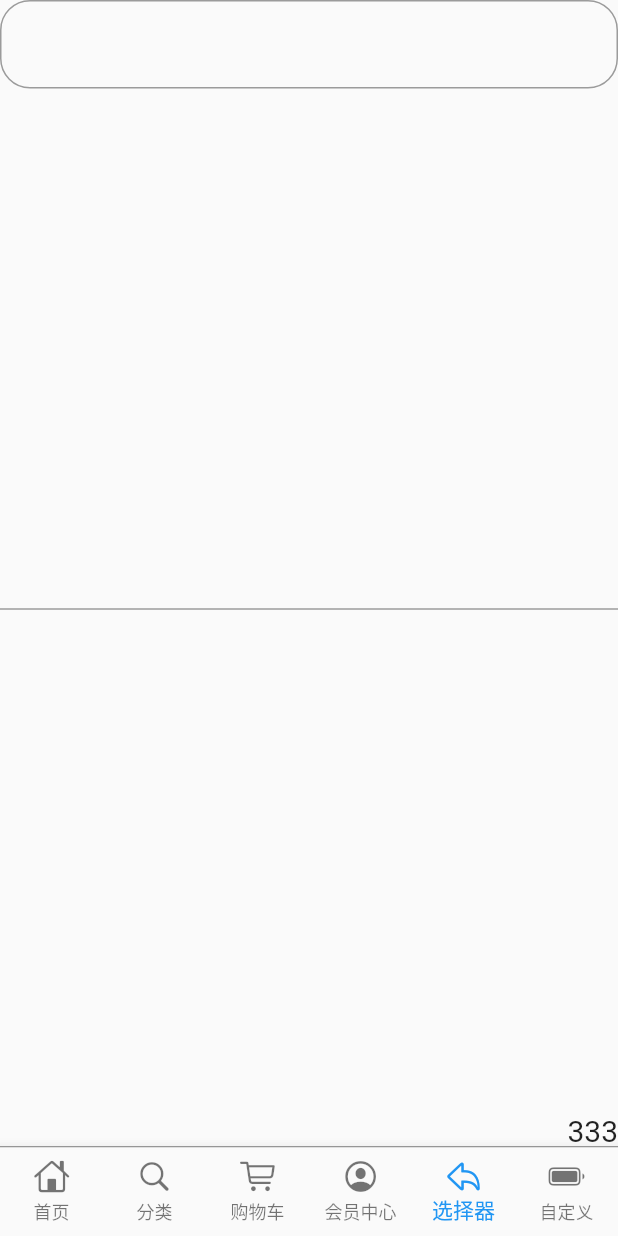
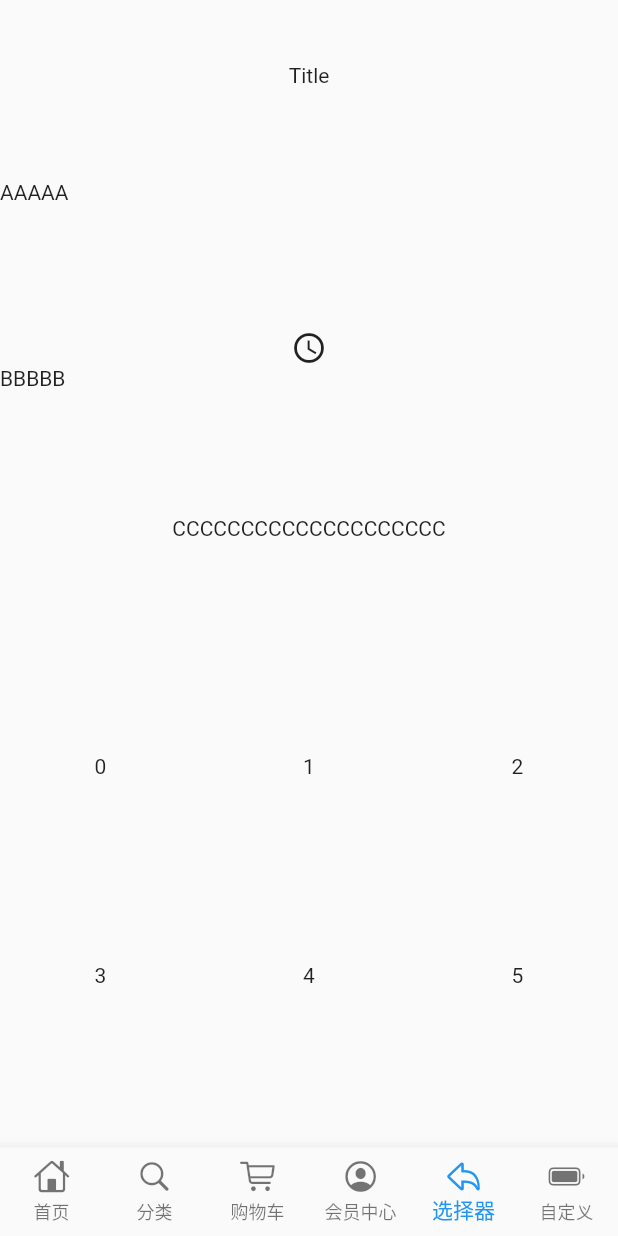
Before and after one commit to zb666/flutter_duanwu, a Flutter app: the screen it shows after launch, item 5 of the bottom bar chosen, on a phone screen of 412 x 824 dp. Run offline on Flutter 3.47's test engine with Material 2 defaults, Android fonts, the phone set to English and light mode, and no system bars; our stand-ins replace dio, flutter_bloc, flutter_easyrefresh, flutter_screenutil, flutter_svg, flutter_swiper and 1 more; missing offline and left inert: dart:html; network calls fail; statements that could not run were skipped.

Commit message:
异步编程

```diff
--- /dev/null
+++ b/lib/isolate_async.dart
@@ -0,0 +1,31 @@
+
+
+import 'dart:async';
+import 'dart:isolate';
+
+import 'package:flutter/foundation.dart';
+
+void main() async{
+
+  print('start ${DateTime.now()}');
+
+
+  var ss = await result;
+
+  print('then $ss ${DateTime.now()}');
+
+  await compute(test,10);
+
+  print('result ${DateTime.now()}');
+
+
+}
+FutureOr test(int message) async{
+  await Future.delayed(Duration(seconds: 5));
+  return 'Result$message';
+}
+
+Future<String> get result async{
+  await Future.delayed(Duration(seconds: 5));
+  return 'Result';
+}
--- a/lib/main.dart
+++ b/lib/main.dart
@@ -1,14 +1,11 @@
 import 'dart:async';
 import 'dart:convert';
 import 'dart:isolate';
-
 import 'package:flutter/cupertino.dart';
 import 'package:flutter/material.dart';
 import 'package:flutter/services.dart';
-import 'package:flutter/services.dart';
 import 'package:flutterduanwu/env/env_config.dart';
 import 'package:flutterduanwu/init/init_helper.dart';
-import 'package:flutterduanwu/model/dev_bean.dart';
 import 'package:flutterduanwu/model/provider/count_model.dart';
 import 'package:flutterduanwu/pages/demo/multi_demo_page.dart';
 import 'package:flutterduanwu/pages/expand_page.dart';
@@ -21,7 +18,6 @@ import 'package:flutterduanwu/pages/provider/common_modify_provider.dart';
 import 'package:flutterduanwu/pages/unlogin_page.dart';
 import 'package:flutterduanwu/provider/currentIndex.dart';
 import 'package:flutterduanwu/provider/user_provider.dart';
-import 'package:flutterduanwu/widget/config_wrapper.dart';
 import 'package:provider/provider.dart';
 
 void main() async{
@@ -47,7 +43,7 @@ void main() async{
 
   var demo = ChainTest()
     ..name = 'Bob'
-    ..age = 1;
+    ..age = 123;
 
   print(demo.toString());
 
--- a/lib/pages/index/mine_page.dart
+++ b/lib/pages/index/mine_page.dart
@@ -23,7 +23,6 @@ class MinePage extends StatelessWidget {
         child: ListView(
           shrinkWrap: true,
           children: [
-            CustomMultiRenderDemoPage(),
             Center(
               child: Container(
                 height: 100,
--- a/lib/pages/index/selector_page.dart
+++ b/lib/pages/index/selector_page.dart
@@ -11,53 +11,48 @@ class SelectorPage extends StatelessWidget {
 
   final FocusNode _emptyNode2 = FocusNode();
 
+  final list = ['A', 'B', 'C', 'D', 'E'];
 
   @override
   Widget build(BuildContext context) {
     return GestureDetector(
-      onTap: (){
-
-      },
+      onTap: () {},
       child: SafeArea(
         child: ChangeNotifierProvider<CommonModifyProvider>(
           create: (_) => CommonModifyProvider.instance,
           child: OrientationBuilder(
             builder: (context, orientation) {
               return GestureDetector(
-                onTap: ()=>FocusScope.of(context).requestFocus(_emptyNode),
-                child: Stack(
-                  children: [
-                    Align(
-                      alignment: Alignment.topLeft,
-                      child: TextField(
-                          decoration: InputDecoration(
-                              border: OutlineInputBorder(
-                                  borderRadius:BorderRadius.circular(20),
-                                  borderSide: BorderSide(color: Colors.greenAccent,width: 2)
-                              )
-                          )
-                      ),
-                    ),
-                    Align(
-                      alignment: Alignment.bottomCenter,
-                      child: TextField(
-                        focusNode: _focusNode,
-                        controller: _controller,
-                        cursorWidth: 2.0,
-                      ),
-                    ),
-                    Align(
-                      alignment: Alignment.bottomRight,
-                      child: GestureDetector(
-                          onTap: () =>
-                              FocusScope.of(context).unfocus(),
-                          child: Text('333',style: TextStyle(fontSize: 20),)),
-                    ),
-                    Align(
+                onTap: () => FocusScope.of(context).requestFocus(_emptyNode),
+                child: CustomScrollView(
+                  slivers: [
+                    SliverToBoxAdapter(child: Container(
+                      width: 100,
+                      height: 100,
                       alignment: Alignment.center,
-                      child:
-                          TextField(focusNode: _nextNode, controller: TextEditingController()),
-                    )
+                      child: Text('Title'),
+                    )),
+                    SliverList(delegate: SliverChildListDelegate(
+                      [
+                        Padding(padding: EdgeInsets.all(10)),
+                        SizedBox(child: Text('AAAAA'),height: 100),
+                        Icon(Icons.access_time),
+                        SizedBox(child: Text('BBBBB'),height: 100),
+                        SizedBox(child: Text('CCCCCCCCCCCCCCCCCCCC',textAlign: TextAlign.center),height: 100),
+                      ]
+                    )),
+                    SliverGrid(
+                        delegate: SliverChildBuilderDelegate((context, pos) {
+                          return SizedBox(
+                              width: 100,
+                              height: 100,
+                              child: Center(child: Text('$pos')));
+                        },childCount: 100),
+                        gridDelegate: SliverGridDelegateWithFixedCrossAxisCount(
+                            crossAxisCount: 3,
+                            mainAxisSpacing: 5,
+                            childAspectRatio: 1.0,
+                            crossAxisSpacing: 5))
                   ],
                 ),
               );
--- a/lib/testFile.dart
+++ b/lib/testFile.dart
@@ -12,6 +12,8 @@ void main() {
   print(map);
   var result = json.encode(map);
   print(result);
+
+
 //  _testHttp();
 
 //  UserBeanInfo.fromMap(map);
```
